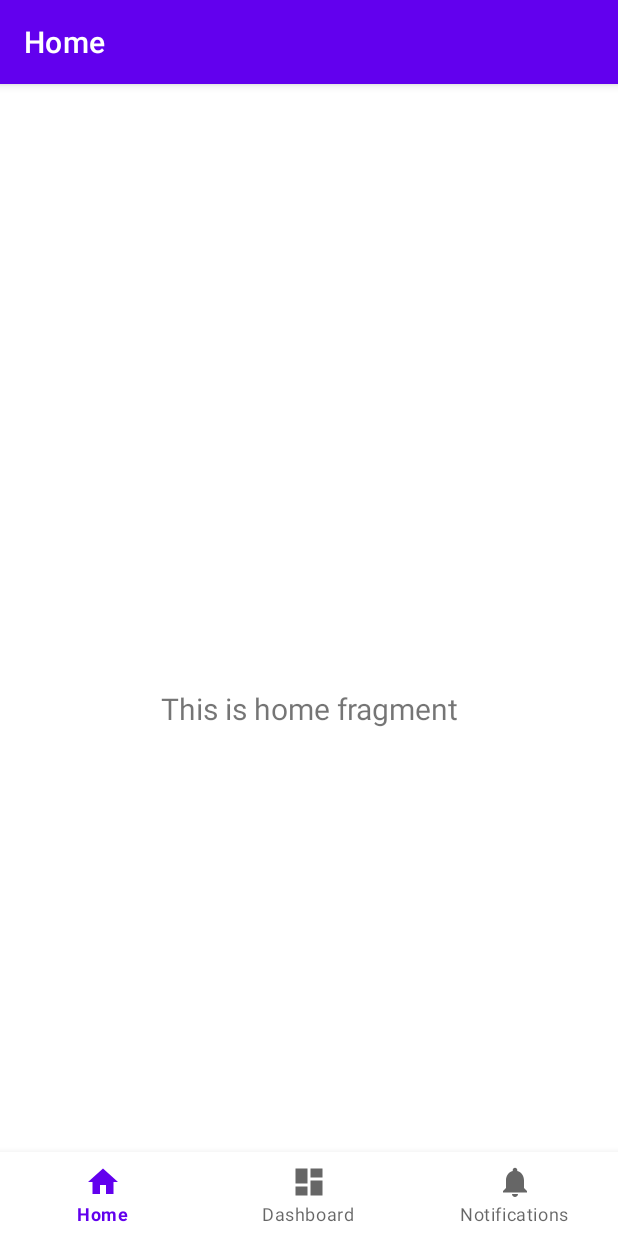
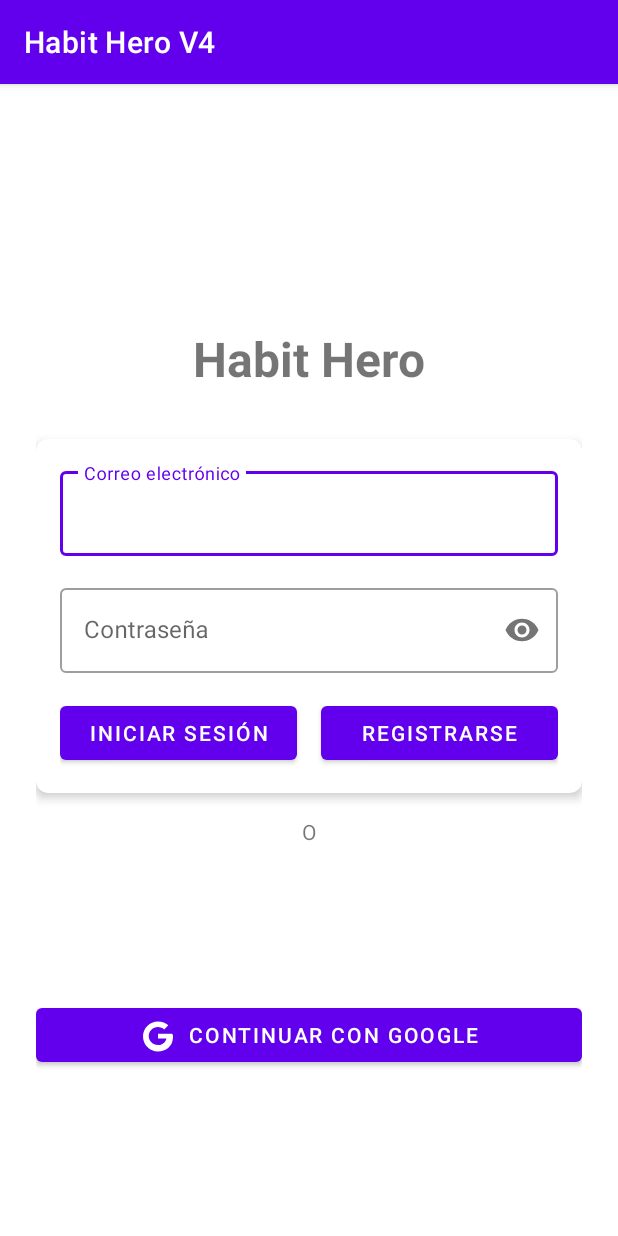
Before and after one commit to Sokrof/Android-HabitHero-TFG, an Android app: the screen it shows after launch (MainActivity before the commit, LoginActivity after it), on a phone screen of 412 x 824 dp. Run offline under Robolectric (Android 15) with nearby library versions, the phone set to English and light mode, and no system bars; our stand-ins replace Firebase (no records; nobody signed in at launch, a user with empty details on screens opened directly).

Commit message:
Auth con google y APP

```diff
--- /dev/null
+++ b/app/src/main/java/com/dgo/habitherov4/LoginActivity.java
@@ -0,0 +1,179 @@
+package com.dgo.habitherov4;
+
+import android.content.Intent;
+import android.os.Bundle;
+import android.util.Log;
+import android.view.View;
+import android.widget.Toast;
+
+import androidx.annotation.NonNull;
+import androidx.annotation.Nullable;
+import androidx.appcompat.app.AppCompatActivity;
+
+import com.dgo.habitherov4.databinding.ActivityLoginBinding;
+import com.google.android.gms.auth.api.identity.BeginSignInRequest;
+import com.google.android.gms.auth.api.identity.Identity;
+import com.google.android.gms.auth.api.identity.SignInClient;
+import com.google.android.gms.auth.api.identity.SignInCredential;
+import com.google.android.gms.auth.api.signin.GoogleSignIn;
+import com.google.android.gms.auth.api.signin.GoogleSignInAccount;
+import com.google.android.gms.auth.api.signin.GoogleSignInClient;
+import com.google.android.gms.auth.api.signin.GoogleSignInOptions;
+import com.google.android.gms.common.api.ApiException;
+import com.google.android.gms.tasks.OnCompleteListener;
+import com.google.android.gms.tasks.Task;
+import com.google.firebase.auth.AuthCredential;
+import com.google.firebase.auth.AuthResult;
+import com.google.firebase.auth.FirebaseAuth;
+import com.google.firebase.auth.FirebaseUser;
+import com.google.firebase.auth.GoogleAuthProvider;
+
+public class LoginActivity extends AppCompatActivity {
+
+    private static final String TAG = "LoginActivity";
+    private static final int RC_SIGN_IN = 9001;
+
+    private ActivityLoginBinding binding;
+    private FirebaseAuth mAuth;
+    private GoogleSignInClient mGoogleSignInClient;
+
+    @Override
+    protected void onCreate(Bundle savedInstanceState) {
+        super.onCreate(savedInstanceState);
+
+        binding = ActivityLoginBinding.inflate(getLayoutInflater());
+        setContentView(binding.getRoot());
+
+        // Inicializar Firebase Auth
+        mAuth = FirebaseAuth.getInstance();
+
+        // Configurar Google Sign In
+        GoogleSignInOptions gso = new GoogleSignInOptions.Builder(GoogleSignInOptions.DEFAULT_SIGN_IN)
+                .requestIdToken(getString(R.string.default_web_client_id))
+                .requestEmail()
+                .build();
+
+        mGoogleSignInClient = GoogleSignIn.getClient(this, gso);
+
+        // Configurar listeners de botones
+        binding.buttonLogin.setOnClickListener(v -> loginWithEmail());
+        binding.buttonRegister.setOnClickListener(v -> registerWithEmail());
+        binding.buttonGoogleSignIn.setOnClickListener(v -> signInWithGoogle());
+    }
+
+    @Override
+    public void onStart() {
+        super.onStart();
+        // Verificar si el usuario ya está autenticado
+        FirebaseUser currentUser = mAuth.getCurrentUser();
+        if (currentUser != null) {
+            // Usuario ya autenticado, ir a MainActivity
+            startMainActivity();
+        }
+    }
+
+    private void loginWithEmail() {
+        String email = binding.editTextEmail.getText().toString().trim();
+        String password = binding.editTextPassword.getText().toString().trim();
+
+        if (email.isEmpty() || password.isEmpty()) {
+            Toast.makeText(this, "Por favor, completa todos los campos", Toast.LENGTH_SHORT).show();
+            return;
+        }
+
+        binding.progressBar.setVisibility(View.VISIBLE);
+
+        mAuth.signInWithEmailAndPassword(email, password)
+                .addOnCompleteListener(this, task -> {
+                    binding.progressBar.setVisibility(View.GONE);
+                    if (task.isSuccessful()) {
+                        // Login exitoso
+                        Log.d(TAG, "signInWithEmail:success");
+                        startMainActivity();
+                    } else {
+                        // Login fallido
+                        Log.w(TAG, "signInWithEmail:failure", task.getException());
+                        Toast.makeText(LoginActivity.this, "Autenticación fallida: " + task.getException().getMessage(),
+                                Toast.LENGTH_SHORT).show();
+                    }
+                });
+    }
+
+    private void registerWithEmail() {
+        String email = binding.editTextEmail.getText().toString().trim();
+        String password = binding.editTextPassword.getText().toString().trim();
+
+        if (email.isEmpty() || password.isEmpty()) {
+            Toast.makeText(this, "Por favor, completa todos los campos", Toast.LENGTH_SHORT).show();
+            return;
+        }
+
+        binding.progressBar.setVisibility(View.VISIBLE);
+
+        mAuth.createUserWithEmailAndPassword(email, password)
+                .addOnCompleteListener(this, task -> {
+                    binding.progressBar.setVisibility(View.GONE);
+                    if (task.isSuccessful()) {
+                        // Registro exitoso
+                        Log.d(TAG, "createUserWithEmail:success");
+                        Toast.makeText(LoginActivity.this, "Registro exitoso", Toast.LENGTH_SHORT).show();
+                        startMainActivity();
+                    } else {
+                        // Registro fallido
+                        Log.w(TAG, "createUserWithEmail:failure", task.getException());
+                        Toast.makeText(LoginActivity.this, "Registro fallido: " + task.getException().getMessage(),
+                                Toast.LENGTH_SHORT).show();
+                    }
+                });
+    }
+
+    private void signInWithGoogle() {
+        Intent signInIntent = mGoogleSignInClient.getSignInIntent();
+        startActivityForResult(signInIntent, RC_SIGN_IN);
+    }
+
+    @Override
+    protected void onActivityResult(int requestCode, int resultCode, @Nullable Intent data) {
+        super.onActivityResult(requestCode, resultCode, data);
+
+        if (requestCode == RC_SIGN_IN) {
+            Task<GoogleSignInAccount> task = GoogleSignIn.getSignedInAccountFromIntent(data);
+            try {
+                // Google Sign In fue exitoso, autenticar con Firebase
+                GoogleSignInAccount account = task.getResult(ApiException.class);
+                Log.d(TAG, "firebaseAuthWithGoogle:" + account.getId());
+                firebaseAuthWithGoogle(account.getIdToken());
+            } catch (ApiException e) {
+                // Google Sign In falló
+                Log.w(TAG, "Google sign in failed", e);
+                Toast.makeText(this, "Error en la autenticación con Google", Toast.LENGTH_SHORT).show();
+            }
+        }
+    }
+
+    private void firebaseAuthWithGoogle(String idToken) {
+        binding.progressBar.setVisibility(View.VISIBLE);
+
+        AuthCredential credential = GoogleAuthProvider.getCredential(idToken, null);
+        mAuth.signInWithCredential(credential)
+                .addOnCompleteListener(this, task -> {
+                    binding.progressBar.setVisibility(View.GONE);
+                    if (task.isSuccessful()) {
+                        // Sign in success
+                        Log.d(TAG, "signInWithCredential:success");
+                        startMainActivity();
+                    } else {
+                        // Sign in failed
+                        Log.w(TAG, "signInWithCredential:failure", task.getException());
+                        Toast.makeText(LoginActivity.this, "Autenticación con Google fallida",
+                                Toast.LENGTH_SHORT).show();
+                    }
+                });
+    }
+
+    private void startMainActivity() {
+        Intent intent = new Intent(LoginActivity.this, MainActivity.class);
+        startActivity(intent);
+        finish();
+    }
+}
--- /dev/null
+++ b/app/src/main/res/drawable/ic_google.xml
@@ -0,0 +1,9 @@
+<vector xmlns:android="http://schemas.android.com/apk/res/android"
+    android:width="24dp"
+    android:height="24dp"
+    android:viewportWidth="24"
+    android:viewportHeight="24">
+    <path
+        android:fillColor="#4285F4"
+        android:pathData="M21.35,11.1H12v3.21h5.59c-0.54,2.72 -2.88,4.41 -5.59,4.41 -3.42,0 -6.19,-2.69 -6.19,-6s2.77,-6 6.19,-6c1.59,0 3,0.59 4.13,1.58L18.88,5.5C17.19,3.95 14.71,3 12,3 6.48,3 2,7.48 2,13c0,5.52 4.48,10 10,10 5.21,0 9.54,-3.38 9.93,-8.69 0.05,-0.44 0.07,-0.9 0.07,-1.36C22,12.03 21.75,11.53 21.35,11.1z" />
+</vector>
--- /dev/null
+++ b/app/src/main/res/layout/activity_login.xml
@@ -0,0 +1,128 @@
+<?xml version="1.0" encoding="utf-8"?>
+<androidx.constraintlayout.widget.ConstraintLayout xmlns:android="http://schemas.android.com/apk/res/android"
+    xmlns:app="http://schemas.android.com/apk/res-auto"
+    xmlns:tools="http://schemas.android.com/tools"
+    android:layout_width="match_parent"
+    android:layout_height="match_parent"
+    android:padding="24dp"
+    tools:context=".LoginActivity">
+
+    <TextView
+        android:id="@+id/textViewTitle"
+        android:layout_width="wrap_content"
+        android:layout_height="wrap_content"
+        android:text="Habit Hero"
+        android:textSize="32sp"
+        android:textStyle="bold"
+        app:layout_constraintBottom_toTopOf="@+id/cardView"
+        app:layout_constraintEnd_toEndOf="parent"
+        app:layout_constraintStart_toStartOf="parent"
+        app:layout_constraintTop_toTopOf="parent"
+        app:layout_constraintVertical_chainStyle="packed" />
+
+    <androidx.cardview.widget.CardView
+        android:id="@+id/cardView"
+        android:layout_width="match_parent"
+        android:layout_height="wrap_content"
+        android:layout_marginTop="32dp"
+        app:cardCornerRadius="8dp"
+        app:cardElevation="4dp"
+        app:layout_constraintBottom_toTopOf="@+id/buttonGoogleSignIn"
+        app:layout_constraintEnd_toEndOf="parent"
+        app:layout_constraintStart_toStartOf="parent"
+        app:layout_constraintTop_toBottomOf="@+id/textViewTitle">
+
+        <LinearLayout
+            android:layout_width="match_parent"
+            android:layout_height="wrap_content"
+            android:orientation="vertical"
+            android:padding="16dp">
+
+            <com.google.android.material.textfield.TextInputLayout
+                android:layout_width="match_parent"
+                android:layout_height="wrap_content"
+                android:layout_marginBottom="16dp"
+                style="@style/Widget.MaterialComponents.TextInputLayout.OutlinedBox">
+
+                <com.google.android.material.textfield.TextInputEditText
+                    android:id="@+id/editTextEmail"
+                    android:layout_width="match_parent"
+                    android:layout_height="wrap_content"
+                    android:hint="Correo electrónico"
+                    android:inputType="textEmailAddress" />
+            </com.google.android.material.textfield.TextInputLayout>
+
+            <com.google.android.material.textfield.TextInputLayout
+                android:layout_width="match_parent"
+                android:layout_height="wrap_content"
+                android:layout_marginBottom="16dp"
+                app:passwordToggleEnabled="true"
+                style="@style/Widget.MaterialComponents.TextInputLayout.OutlinedBox">
+
+                <com.google.android.material.textfield.TextInputEditText
+                    android:id="@+id/editTextPassword"
+                    android:layout_width="match_parent"
+                    android:layout_height="wrap_content"
+                    android:hint="Contraseña"
+                    android:inputType="textPassword" />
+            </com.google.android.material.textfield.TextInputLayout>
+
+            <LinearLayout
+                android:layout_width="match_parent"
+                android:layout_height="wrap_content"
+                android:orientation="horizontal">
+
+                <Button
+                    android:id="@+id/buttonLogin"
+                    android:layout_width="0dp"
+                    android:layout_height="wrap_content"
+                    android:layout_marginEnd="8dp"
+                    android:layout_weight="1"
+                    android:text="Iniciar sesión" />
+
+                <Button
+                    android:id="@+id/buttonRegister"
+                    android:layout_width="0dp"
+                    android:layout_height="wrap_content"
+                    android:layout_marginStart="8dp"
+                    android:layout_weight="1"
+                    android:text="Registrarse" />
+            </LinearLayout>
+        </LinearLayout>
+    </androidx.cardview.widget.CardView>
+
+    <TextView
+        android:id="@+id/textViewOr"
+        android:layout_width="wrap_content"
+        android:layout_height="wrap_content"
+        android:layout_marginTop="16dp"
+        android:text="O"
+        app:layout_constraintEnd_toEndOf="parent"
+        app:layout_constraintStart_toStartOf="parent"
+        app:layout_constraintTop_toBottomOf="@+id/cardView" />
+
+    <com.google.android.material.button.MaterialButton
+        android:id="@+id/buttonGoogleSignIn"
+        android:layout_width="match_parent"
+        android:layout_height="wrap_content"
+        android:layout_marginTop="16dp"
+        android:text="Continuar con Google"
+        app:icon="@drawable/ic_google"
+        app:iconGravity="textStart"
+        app:layout_constraintBottom_toBottomOf="parent"
+        app:layout_constraintEnd_toEndOf="parent"
+        app:layout_constraintStart_toStartOf="parent"
+        app:layout_constraintTop_toBottomOf="@+id/textViewOr" />
+
+    <ProgressBar
+        android:id="@+id/progressBar"
+        style="?android:attr/progressBarStyle"
+        android:layout_width="wrap_content"
+        android:layout_height="wrap_content"
+        android:visibility="gone"
+        app:layout_constraintBottom_toBottomOf="parent"
+        app:layout_constraintEnd_toEndOf="parent"
+        app:layout_constraintStart_toStartOf="parent"
+        app:layout_constraintTop_toTopOf="parent" />
+
+</androidx.constraintlayout.widget.ConstraintLayout>
--- a/app/src/main/res/values/strings.xml
+++ b/app/src/main/res/values/strings.xml
@@ -3,4 +3,5 @@
     <string name="title_home">Home</string>
     <string name="title_dashboard">Dashboard</string>
     <string name="title_notifications">Notifications</string>
+    <string name="default_web_client_id" translatable="false">YOUR_WEB_CLIENT_ID</string>
 </resources>
```
Also changed, not shown: app/build.gradle.kts (+11 -2 lines), app/src/main/AndroidManifest.xml (+7 -4 lines), gradle/libs.versions.toml (+8 -0 lines), 1 other file.
